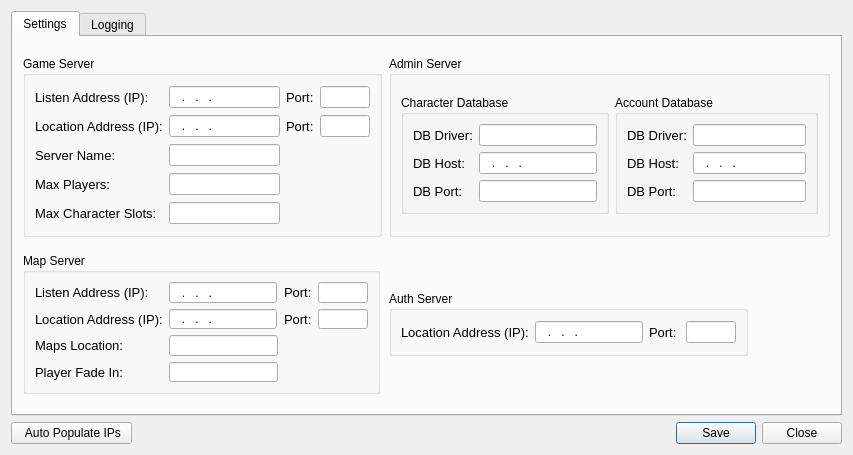
Qt form Projects/CoX/Utilities/SEGSAdmin/SettingsDialog.ui (Segs/Segs) before a commit.
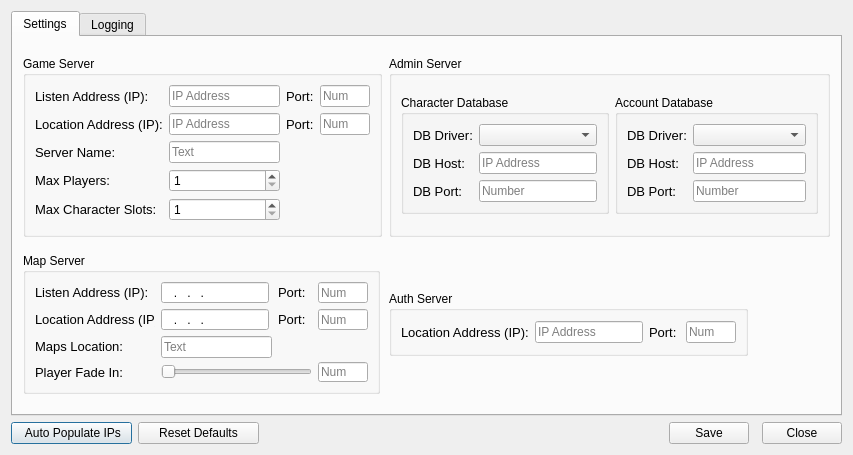
The same form after that commit. Icons and pictures are not drawn.

Commit message: - Add field validation - Add QComboBox for DB Drivers - Fix crash on settings dialog open - Change default maps directory in default reset

```diff
--- a/Projects/CoX/Utilities/SEGSAdmin/SettingsDialog.ui
+++ b/Projects/CoX/Utilities/SEGSAdmin/SettingsDialog.ui
@@ -9,7 +9,7 @@
    <rect>
     <x>0</x>
     <y>0</y>
-    <width>844</width>
+    <width>849</width>
     <height>454</height>
    </rect>
   </property>
@@ -17,7 +17,7 @@
    <string>Settings</string>
   </property>
   <layout class="QGridLayout" name="gridLayout_4">
-   <item row="0" column="0" colspan="2">
+   <item row="0" column="0" colspan="4">
     <widget class="QTabWidget" name="tabWidget">
      <property name="minimumSize">
       <size>
@@ -99,7 +99,10 @@
              </size>
             </property>
             <property name="inputMask">
-             <string>000.000.000.000</string>
+             <string/>
+            </property>
+            <property name="placeholderText">
+             <string>IP Address</string>
             </property>
            </widget>
           </item>
@@ -123,6 +126,9 @@
               <height>16777215</height>
              </size>
             </property>
+            <property name="placeholderText">
+             <string>Num</string>
+            </property>
            </widget>
           </item>
           <item row="1" column="0">
@@ -158,7 +164,10 @@
              </size>
             </property>
             <property name="inputMask">
-             <string>000.000.000.000</string>
+             <string/>
+            </property>
+            <property name="placeholderText">
+             <string>IP Address</string>
             </property>
            </widget>
           </item>
@@ -182,6 +191,9 @@
               <height>16777215</height>
              </size>
             </property>
+            <property name="placeholderText">
+             <string>Num</string>
+            </property>
            </widget>
           </item>
           <item row="2" column="0">
@@ -204,6 +216,9 @@
               <height>22</height>
              </size>
             </property>
+            <property name="placeholderText">
+             <string>Text</string>
+            </property>
            </widget>
           </item>
           <item row="3" column="0">
@@ -219,18 +234,12 @@
            </widget>
           </item>
           <item row="3" column="1">
-           <widget class="QLineEdit" name="game_max_players">
-            <property name="minimumSize">
-             <size>
-              <width>108</width>
-              <height>22</height>
-             </size>
+           <widget class="QSpinBox" name="game_max_players">
+            <property name="minimum">
+             <number>1</number>
             </property>
-            <property name="maximumSize">
-             <size>
-              <width>160</width>
-              <height>22</height>
-             </size>
+            <property name="maximum">
+             <number>200</number>
             </property>
            </widget>
           </item>
@@ -247,12 +256,12 @@
            </widget>
           </item>
           <item row="4" column="1">
-           <widget class="QLineEdit" name="game_max_slots">
-            <property name="maximumSize">
-             <size>
-              <width>160</width>
-              <height>22</height>
-             </size>
+           <widget class="QSpinBox" name="game_max_slots">
+            <property name="minimum">
+             <number>1</number>
+            </property>
+            <property name="maximum">
+             <number>8</number>
             </property>
            </widget>
           </item>
@@ -314,14 +323,7 @@
               </widget>
              </item>
              <item row="0" column="1">
-              <widget class="QLineEdit" name="char_dbdriver">
-               <property name="maximumSize">
-                <size>
-                 <width>200</width>
-                 <height>16777215</height>
-                </size>
-               </property>
-              </widget>
+              <widget class="QComboBox" name="char_dbdriver"/>
              </item>
              <item row="1" column="0">
               <widget class="QLabel" name="AdminServer_9">
@@ -338,7 +340,10 @@
              <item row="1" column="1">
               <widget class="QLineEdit" name="char_dbhost">
                <property name="inputMask">
-                <string>000.000.000.000</string>
+                <string/>
+               </property>
+               <property name="placeholderText">
+                <string>IP Address</string>
                </property>
               </widget>
              </item>
@@ -355,7 +360,11 @@
               </widget>
              </item>
              <item row="2" column="1">
-              <widget class="QLineEdit" name="char_dbport"/>
+              <widget class="QLineEdit" name="char_dbport">
+               <property name="placeholderText">
+                <string>Number</string>
+               </property>
+              </widget>
              </item>
             </layout>
            </widget>
@@ -396,9 +405,6 @@
                </property>
               </widget>
              </item>
-             <item row="0" column="1">
-              <widget class="QLineEdit" name="acc_dbdriver"/>
-             </item>
              <item row="1" column="0">
               <widget class="QLabel" name="AdminServer_3">
                <property name="font">
@@ -414,7 +420,10 @@
              <item row="1" column="1">
               <widget class="QLineEdit" name="acc_dbhost">
                <property name="inputMask">
-                <string>000.000.000.000</string>
+                <string/>
+               </property>
+               <property name="placeholderText">
+                <string>IP Address</string>
                </property>
               </widget>
              </item>
@@ -431,7 +440,14 @@
               </widget>
              </item>
              <item row="2" column="1">
-              <widget class="QLineEdit" name="acc_dbport"/>
+              <widget class="QLineEdit" name="acc_dbport">
+               <property name="placeholderText">
+                <string>Number</string>
+               </property>
+              </widget>
+             </item>
+             <item row="0" column="1">
+              <widget class="QComboBox" name="acc_dbdriver"/>
              </item>
             </layout>
            </widget>
@@ -463,57 +479,17 @@
           <string>Map Server</string>
          </property>
          <layout class="QGridLayout" name="gridLayout_3">
-          <item row="0" column="0" rowspan="4">
-           <layout class="QVBoxLayout" name="verticalLayout">
-            <item>
-             <widget class="QLabel" name="AdminServer_32">
-              <property name="font">
-               <font>
-                <pointsize>10</pointsize>
-               </font>
-              </property>
-              <property name="text">
-               <string>Listen Address (IP):</string>
-              </property>
-             </widget>
-            </item>
-            <item>
-             <widget class="QLabel" name="AdminServer_33">
-              <property name="font">
-               <font>
-                <pointsize>10</pointsize>
-               </font>
-              </property>
-              <property name="text">
-               <string>Location Address (IP):</string>
-              </property>
-             </widget>
-            </item>
-            <item>
-             <widget class="QLabel" name="AdminServer_36">
-              <property name="font">
-               <font>
-                <pointsize>10</pointsize>
-               </font>
-              </property>
-              <property name="text">
-               <string>Maps Location:</string>
-              </property>
-             </widget>
-            </item>
-            <item>
-             <widget class="QLabel" name="AdminServer_37">
-              <property name="font">
-               <font>
-                <pointsize>10</pointsize>
-               </font>
-              </property>
-              <property name="text">
-               <string>Player Fade In:</string>
-              </property>
-             </widget>
-            </item>
-           </layout>
+          <item row="0" column="0">
+           <widget class="QLabel" name="AdminServer_32">
+            <property name="font">
+             <font>
+              <pointsize>10</pointsize>
+             </font>
+            </property>
+            <property name="text">
+             <string>Listen Address (IP):</string>
+            </property>
+           </widget>
           </item>
           <item row="0" column="1">
            <widget class="QLineEdit" name="map_listen_ip">
@@ -548,6 +524,21 @@
               <height>16777215</height>
              </size>
             </property>
+            <property name="placeholderText">
+             <string>Num</string>
+            </property>
+           </widget>
+          </item>
+          <item row="1" column="0">
+           <widget class="QLabel" name="AdminServer_33">
+            <property name="font">
+             <font>
+              <pointsize>10</pointsize>
+             </font>
+            </property>
+            <property name="text">
+             <string>Location Address (IP):</string>
+            </property>
            </widget>
           </item>
           <item row="1" column="1">
@@ -583,25 +574,110 @@
               <height>16777215</height>
              </size>
             </property>
+            <property name="placeholderText">
+             <string>Num</string>
+            </property>
+           </widget>
+          </item>
+          <item row="2" column="0">
+           <widget class="QLabel" name="AdminServer_36">
+            <property name="font">
+             <font>
+              <pointsize>10</pointsize>
+             </font>
+            </property>
+            <property name="text">
+             <string>Maps Location:</string>
+            </property>
            </widget>
           </item>
           <item row="2" column="1">
            <widget class="QLineEdit" name="map_location">
+            <property name="minimumSize">
+             <size>
+              <width>111</width>
+              <height>22</height>
+             </size>
+            </property>
             <property name="maximumSize">
              <size>
-              <width>160</width>
-              <height>16777215</height>
+              <width>111</width>
+              <height>22</height>
              </size>
             </property>
+            <property name="placeholderText">
+             <string>Text</string>
+            </property>
            </widget>
           </item>
-          <item row="3" column="1">
-           <widget class="QLineEdit" name="map_player_fade_in">
+          <item row="3" column="0">
+           <widget class="QLabel" name="AdminServer_37">
+            <property name="font">
+             <font>
+              <pointsize>10</pointsize>
+             </font>
+            </property>
+            <property name="text">
+             <string>Player Fade In:</string>
+            </property>
+           </widget>
+          </item>
+          <item row="3" column="1" colspan="2">
+           <widget class="QSlider" name="map_player_fade_in">
+            <property name="minimumSize">
+             <size>
+              <width>151</width>
+              <height>20</height>
+             </size>
+            </property>
             <property name="maximumSize">
              <size>
-              <width>160</width>
-              <height>16777215</height>
+              <width>151</width>
+              <height>20</height>
              </size>
+            </property>
+            <property name="minimum">
+             <number>1</number>
+            </property>
+            <property name="maximum">
+             <number>1000</number>
+            </property>
+            <property name="singleStep">
+             <number>40</number>
+            </property>
+            <property name="pageStep">
+             <number>40</number>
+            </property>
+            <property name="tracking">
+             <bool>true</bool>
+            </property>
+            <property name="orientation">
+             <enum>Qt::Horizontal</enum>
+            </property>
+            <property name="tickPosition">
+             <enum>QSlider::NoTicks</enum>
+            </property>
+            <property name="tickInterval">
+             <number>40</number>
+            </property>
+           </widget>
+          </item>
+          <item row="3" column="3">
+           <widget class="QLineEdit" name="map_player_fade_in_value">
+            <property name="minimumSize">
+             <size>
+              <width>50</width>
+              <height>20</height>
+             </size>
+            </property>
+            <property name="maximumSize">
+             <size>
+              <width>50</width>
+              <height>20</height>
+             </size>
+            </property>
+            <property name="placeholderText">
+             <string>Num</string>
             </property>
            </widget>
           </item>
@@ -655,7 +731,10 @@
                </size>
               </property>
               <property name="inputMask">
-               <string>000.000.000.000</string>
+               <string/>
+              </property>
+              <property name="placeholderText">
+               <string>IP Address</string>
               </property>
              </widget>
             </item>
@@ -683,6 +762,9 @@
                 <height>16777215</height>
                </size>
               </property>
+              <property name="placeholderText">
+               <string>Num</string>
+              </property>
              </widget>
             </item>
            </layout>
@@ -966,39 +1048,85 @@
     </widget>
    </item>
    <item row="1" column="0">
-    <widget class="QPushButton" name="ip_auto_populate">
-     <property name="minimumSize">
-      <size>
-       <width>121</width>
-       <height>21</height>
-      </size>
-     </property>
-     <property name="maximumSize">
-      <size>
-       <width>150</width>
-       <height>50</height>
-      </size>
-     </property>
-     <property name="text">
-      <string> Auto Populate IPs</string>
-     </property>
-     <property name="icon">
-      <iconset>
-       <normalon>:/icons/icon_lookup.png</normalon>
-      </iconset>
-     </property>
-     <property name="flat">
-      <bool>false</bool>
-     </property>
-    </widget>
+    <layout class="QHBoxLayout" name="horizontalLayout">
+     <item>
+      <widget class="QPushButton" name="ip_auto_populate">
+       <property name="minimumSize">
+        <size>
+         <width>121</width>
+         <height>21</height>
+        </size>
+       </property>
+       <property name="maximumSize">
+        <size>
+         <width>150</width>
+         <height>50</height>
+        </size>
+       </property>
+       <property name="text">
+        <string> Auto Populate IPs</string>
+       </property>
+       <property name="icon">
+        <iconset>
+         <normalon>:/icons/icon_lookup.png</normalon>
+        </iconset>
+       </property>
+       <property name="flat">
+        <bool>false</bool>
+       </property>
+      </widget>
+     </item>
+     <item>
+      <widget class="QPushButton" name="reset_defaults">
+       <property name="minimumSize">
+        <size>
+         <width>121</width>
+         <height>21</height>
+        </size>
+       </property>
+       <property name="maximumSize">
+        <size>
+         <width>150</width>
+         <height>50</height>
+        </size>
+       </property>
+       <property name="text">
+        <string>Reset Defaults</string>
+       </property>
+       <property name="flat">
+        <bool>false</bool>
+       </property>
+      </widget>
+     </item>
+    </layout>
    </item>
    <item row="1" column="1">
+    <spacer name="horizontalSpacer">
+     <property name="orientation">
+      <enum>Qt::Horizontal</enum>
+     </property>
+     <property name="sizeHint" stdset="0">
+      <size>
+       <width>398</width>
+       <height>20</height>
+      </size>
+     </property>
+    </spacer>
+   </item>
+   <item row="1" column="2">
+    <widget class="QPushButton" name="settings_save_button">
+     <property name="text">
+      <string>Save</string>
+     </property>
+    </widget>
+   </item>
+   <item row="1" column="3">
     <widget class="QDialogButtonBox" name="buttonBox">
      <property name="orientation">
       <enum>Qt::Horizontal</enum>
      </property>
      <property name="standardButtons">
-      <set>QDialogButtonBox::Close|QDialogButtonBox::Save</set>
+      <set>QDialogButtonBox::Close</set>
      </property>
     </widget>
    </item>
```
The commit also changes 7 other files.
